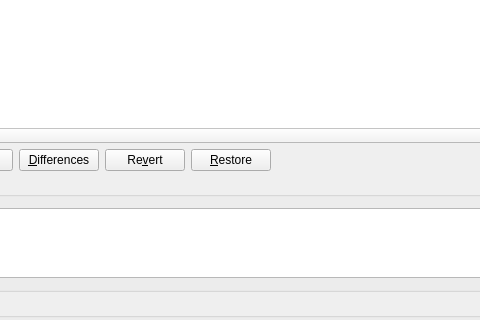
Above: Plugins/VcsPlugins/vcsSubversion/SvnStatusDialog.ui from testmana2/test before the change; both pictures show x 173 to 653 and y 207 to 527 of the 955 by 646 pixel window. Below: the same form after it.
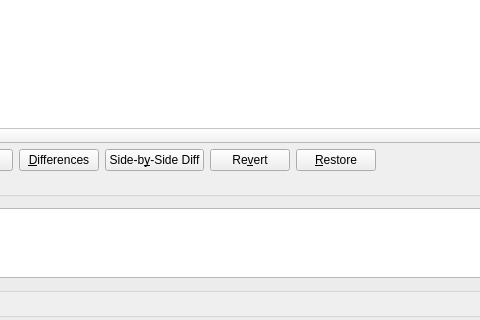
That is the form after the change.

Commit message: Added capability to compare files side-by-side to the Subversion interfaces.

Diff of the .ui file:
```diff
--- a/Plugins/VcsPlugins/vcsSubversion/SvnStatusDialog.ui
+++ b/Plugins/VcsPlugins/vcsSubversion/SvnStatusDialog.ui
@@ -181,6 +181,16 @@
        </property>
       </widget>
      </item>
+     <item>
+      <widget class="QPushButton" name="sbsDiffButton">
+       <property name="toolTip">
+        <string>Show differences of the selected entry to the repository in a side-by-side manner</string>
+       </property>
+       <property name="text">
+        <string>Side-b&amp;y-Side Diff</string>
+       </property>
+      </widget>
+     </item>
      <item>
       <widget class="QPushButton" name="revertButton">
        <property name="toolTip">
```
Left out of the diff: 1 changed line with no effect on the pictures. The commit also changes 44 other files.
